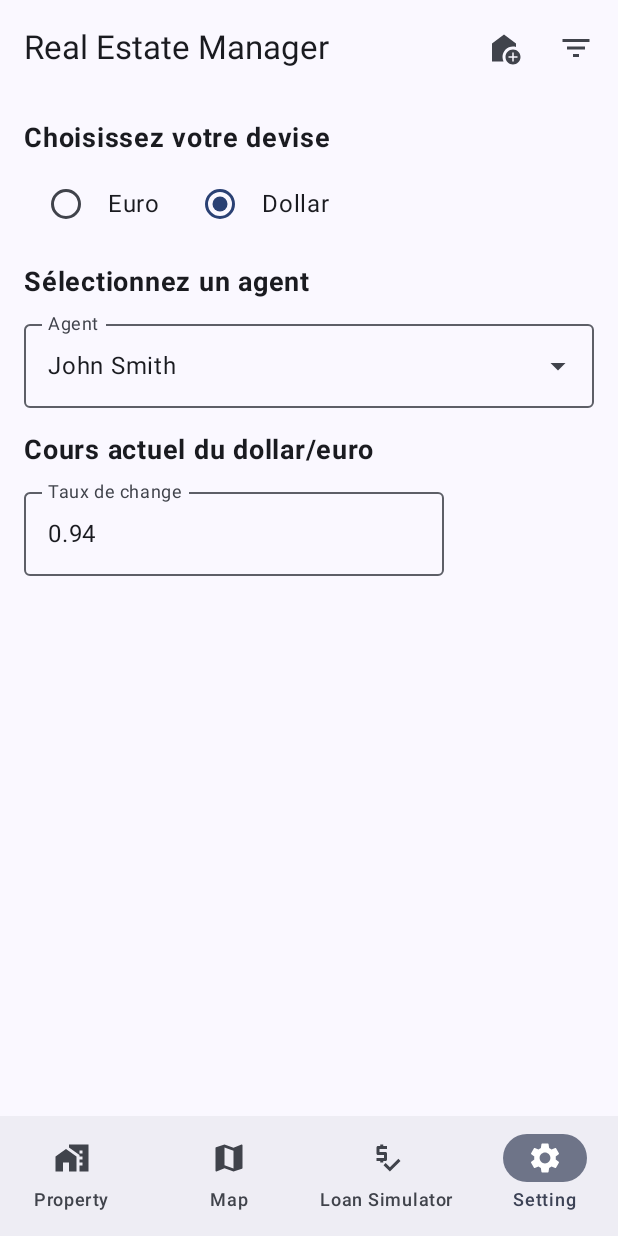
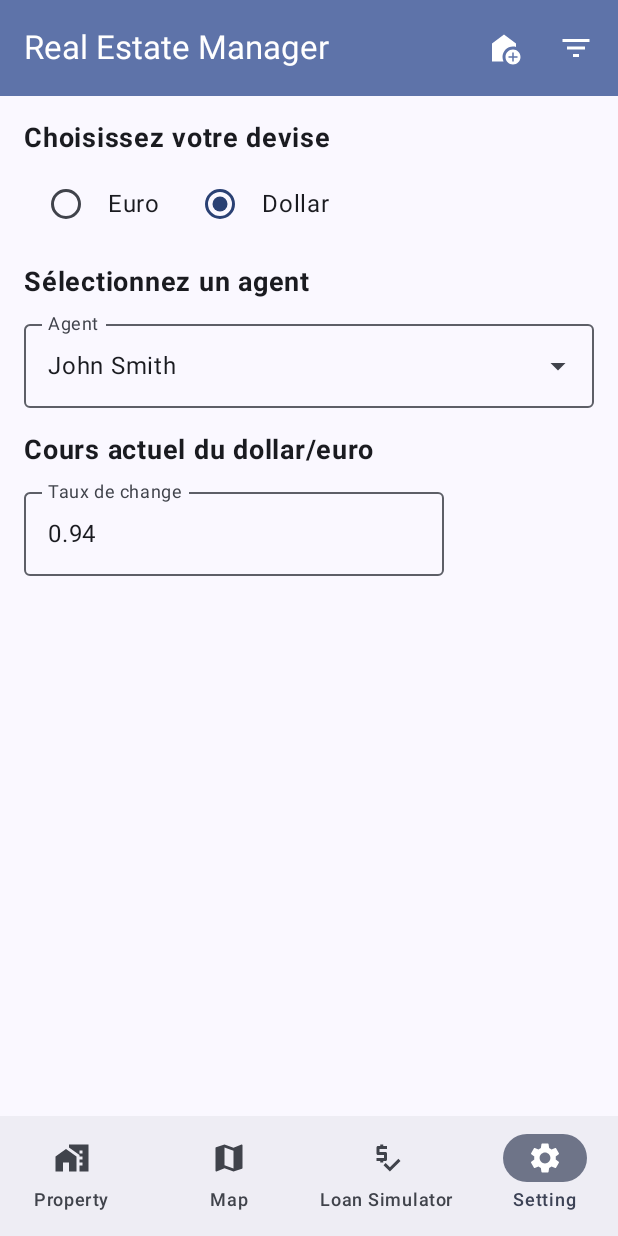
Before and after one commit to Xaice01/RealEstateManager, an Android app built with Jetpack Compose: the SettingScreen screen opened through its navigation route, on a phone screen of 412 x 824 dp. Run offline under Robolectric (Android 15) with nearby library versions, the phone set to English and light mode, and no system bars; our stand-ins replace Dagger/Hilt's generated code, Room's generated code, window size class.

Commit message:
add color to topbar and add scroll in SettingScreen

```diff
--- a/app/src/main/java/com/xavier_carpentier/realestatemanager/ui/compose/navigation/NavigationScreen.kt
+++ b/app/src/main/java/com/xavier_carpentier/realestatemanager/ui/compose/navigation/NavigationScreen.kt
@@ -15,6 +15,7 @@ import androidx.compose.material3.Scaffold
 import androidx.compose.material3.Surface
 import androidx.compose.material3.Text
 import androidx.compose.material3.TopAppBar
+import androidx.compose.material3.TopAppBarColors
 import androidx.compose.material3.windowsizeclass.WindowSizeClass
 import androidx.compose.material3.windowsizeclass.WindowWidthSizeClass
 import androidx.compose.runtime.Composable
@@ -59,6 +60,7 @@ fun NavigationScreen(viewModel: MainViewModel = hiltViewModel(), windowSizeClass
     Scaffold(
         topBar = {
             TopAppBar(
+                colors= TopAppBarColors(containerColor = MaterialTheme.colorScheme.primaryContainer,scrolledContainerColor = MaterialTheme.colorScheme.primaryContainer, navigationIconContentColor = MaterialTheme.colorScheme.onPrimaryContainer,titleContentColor = MaterialTheme.colorScheme.onPrimaryContainer,actionIconContentColor = MaterialTheme.colorScheme.onPrimaryContainer),
                 title = { Text("Real Estate Manager") },
                 actions = {
                     IconButton(onClick = { navController.navigate("CreateAndModified/true") }) {
--- a/app/src/main/java/com/xavier_carpentier/realestatemanager/ui/compose/setting/SettingScreen.kt
+++ b/app/src/main/java/com/xavier_carpentier/realestatemanager/ui/compose/setting/SettingScreen.kt
@@ -6,7 +6,9 @@ import androidx.compose.foundation.layout.Spacer
 import androidx.compose.foundation.layout.fillMaxSize
 import androidx.compose.foundation.layout.padding
 import androidx.compose.foundation.layout.width
+import androidx.compose.foundation.rememberScrollState
 import androidx.compose.foundation.text.KeyboardOptions
+import androidx.compose.foundation.verticalScroll
 import androidx.compose.material3.OutlinedTextField
 import androidx.compose.material3.RadioButton
 import androidx.compose.material3.Text
@@ -33,6 +35,7 @@ fun SettingScreen(viewModel: SettingViewModel = hiltViewModel()) {
     Column(
         modifier = Modifier
             .fillMaxSize()
+            .verticalScroll(rememberScrollState())
             .padding(16.dp)
     ) {
         // Premier TextView
```
